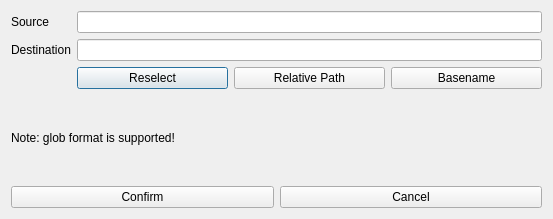
The window that ui/design/modify_extras.ui (zimolab/PyInstallerGUI) describes before a commit, drawn with Qt 5.
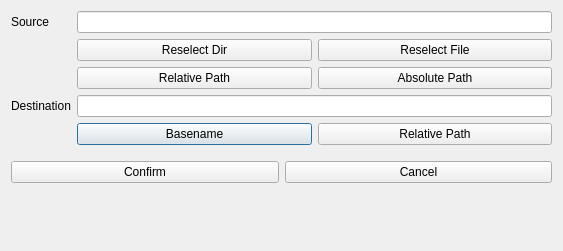
The same window after the commit.

Diff of the .ui file:
```diff
--- a/ui/design/modify_extras.ui
+++ b/ui/design/modify_extras.ui
@@ -6,8 +6,8 @@
    <rect>
     <x>0</x>
     <y>0</y>
-    <width>553</width>
-    <height>219</height>
+    <width>563</width>
+    <height>251</height>
    </rect>
   </property>
   <property name="windowTitle">
@@ -26,10 +26,46 @@
      <item row="0" column="1">
       <widget class="QLineEdit" name="soureEdit"/>
      </item>
-     <item row="1" column="1">
+     <item row="4" column="1">
+      <layout class="QHBoxLayout" name="horizontalLayout_3">
+       <item>
+        <widget class="QPushButton" name="destBasenameButton">
+         <property name="text">
+          <string>Basename</string>
+         </property>
+        </widget>
+       </item>
+       <item>
+        <widget class="QPushButton" name="destRelativePathButton">
+         <property name="text">
+          <string>Relative Path</string>
+         </property>
+        </widget>
+       </item>
+      </layout>
+     </item>
+     <item row="3" column="1">
       <widget class="QLineEdit" name="destinationEdit"/>
      </item>
-     <item row="1" column="0">
+     <item row="1" column="1">
+      <layout class="QHBoxLayout" name="horizontalLayout_2">
+       <item>
+        <widget class="QPushButton" name="reselectDirButton">
+         <property name="text">
+          <string>Reselect Dir</string>
+         </property>
+        </widget>
+       </item>
+       <item>
+        <widget class="QPushButton" name="reselectFileButton">
+         <property name="text">
+          <string>Reselect File</string>
+         </property>
+        </widget>
+       </item>
+      </layout>
+     </item>
+     <item row="3" column="0">
       <widget class="QLabel" name="destinationLabel">
        <property name="text">
         <string>Destination</string>
@@ -37,25 +73,18 @@
       </widget>
      </item>
      <item row="2" column="1">
-      <layout class="QHBoxLayout" name="horizontalLayout_2">
+      <layout class="QHBoxLayout" name="horizontalLayout_4">
        <item>
-        <widget class="QPushButton" name="reselectButton">
-         <property name="text">
-          <string>Reselect</string>
-         </property>
-        </widget>
-       </item>
-       <item>
-        <widget class="QPushButton" name="relativePathButton">
+        <widget class="QPushButton" name="srcRelativePathButton">
          <property name="text">
           <string>Relative Path</string>
          </property>
         </widget>
        </item>
        <item>
-        <widget class="QPushButton" name="basenameButton">
+        <widget class="QPushButton" name="srcAbsoluteButton">
          <property name="text">
-          <string>Basename</string>
+          <string>Absolute Path</string>
          </property>
         </widget>
        </item>
@@ -64,11 +93,20 @@
     </layout>
    </item>
    <item>
-    <widget class="QLabel" name="label">
-     <property name="text">
-      <string>Note: glob format is supported!</string>
+    <spacer name="verticalSpacer_2">
+     <property name="orientation">
+      <enum>Qt::Vertical</enum>
      </property>
-    </widget>
+     <property name="sizeType">
+      <enum>QSizePolicy::Fixed</enum>
+     </property>
+     <property name="sizeHint" stdset="0">
+      <size>
+       <width>20</width>
+       <height>10</height>
+      </size>
+     </property>
+    </spacer>
    </item>
    <item>
     <layout class="QHBoxLayout" name="horizontalLayout">
@@ -88,6 +126,19 @@
      </item>
     </layout>
    </item>
+   <item>
+    <spacer name="verticalSpacer">
+     <property name="orientation">
+      <enum>Qt::Vertical</enum>
+     </property>
+     <property name="sizeHint" stdset="0">
+      <size>
+       <width>20</width>
+       <height>40</height>
+      </size>
+     </property>
+    </spacer>
+   </item>
   </layout>
  </widget>
  <resources/>
```
Left out of the diff: 39 changed lines with no effect on the pictures.
